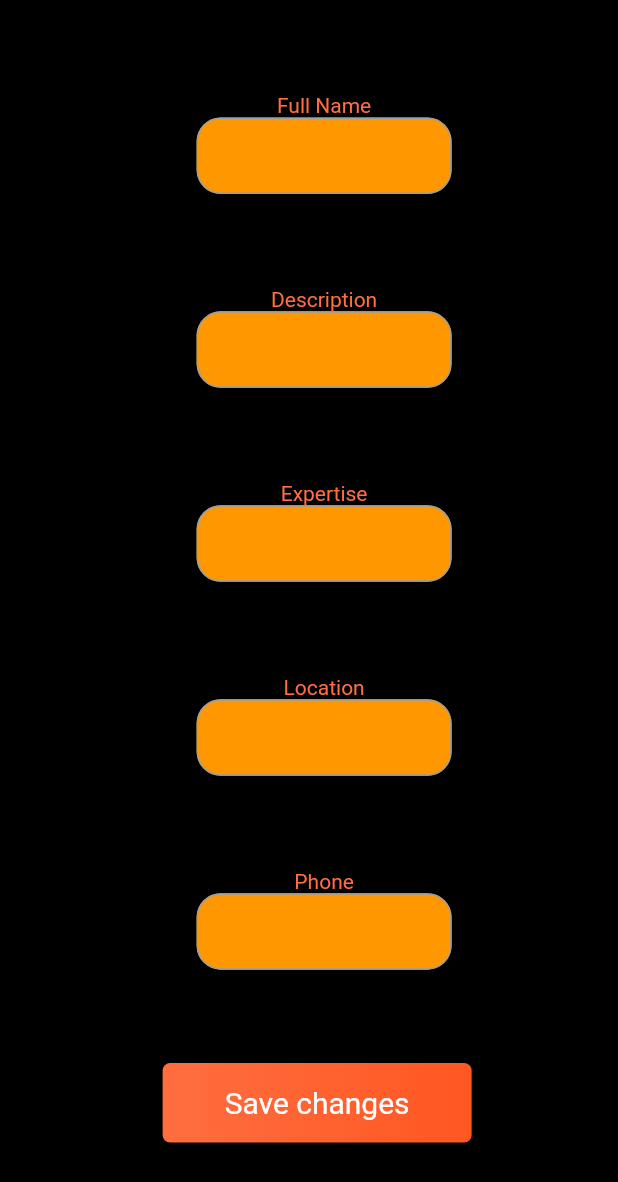
After one commit to atraboulsi27/fistbump, a Flutter app: the EditProfessionalProfile screen opened directly, after a tap on "Save changes", on a phone screen of 412 x 824 dp. The commit adds this screen. Shown: the top 1182 px of the screen. Run offline on Flutter 3.47's test engine with Material 2 defaults, Android fonts, the phone set to English and light mode, and no system bars; our stand-ins replace cloud_firestore, firebase_auth, firebase_core, firebase_storage, image_picker, permission_handler and 1 more; missing offline and left inert: cloud_firestore_web, firebase_auth_web, firebase_core_web, mailer; accounts and stored records are empty.

Commit message:
finished professional profile + editing professional profile

```diff
--- a/lib/repository/profile_repository.dart
+++ b/lib/repository/profile_repository.dart
@@ -2,6 +2,7 @@ import 'package:cloud_firestore/cloud_firestore.dart';
 import 'package:fistbump/models/profile_model.dart';
 import 'package:firebase_auth/firebase_auth.dart';
 import 'package:firebase_core/firebase_core.dart';
+import 'package:flutter/src/widgets/editable_text.dart';
 
 class ProfileRepository {
   final FirebaseFirestore _firestore = FirebaseFirestore.instance;
@@ -136,6 +137,18 @@ class ProfileRepository {
     });
   }
 
+  Future<void> insertProfessionalPhotoUrl(String email, String url) {
+    return _firestore
+        .collection('profiles')
+        .where('email', isEqualTo: email)
+        .get()
+        .then((querySnapshot) {
+      querySnapshot.docs.forEach((documentSnapshot) {
+        documentSnapshot.reference.update({"imageLink": url});
+      });
+    });
+  }
+
   Future<void> insertUserProfile(String email, String sex, String age) {
     return _firestore
         .collection('users')
@@ -147,17 +160,45 @@ class ProfileRepository {
       });
     });
   }
-  Future<void> updateUserProfile(String email, String sex, String age, String name) {
+
+  Future<void> updateUserProfile(
+      String email, String sex, String age, String name) {
     return _firestore
         .collection('users')
         .where('email', isEqualTo: email)
         .get()
         .then((querySnapshot) {
       querySnapshot.docs.forEach((documentSnapshot) {
-        documentSnapshot.reference.update({"Sex": sex, "Age": age, "name": name});
+        documentSnapshot.reference
+            .update({"Sex": sex, "Age": age, "name": name});
       });
     });
   }
+
+  Future<void> updateProfessionalProfile(
+      String email,
+      String name,
+      String expertise,
+      String description,
+      String location,
+      String phone) {
+    return _firestore
+        .collection('profiles')
+        .where('email', isEqualTo: email)
+        .get()
+        .then((querySnapshot) {
+      querySnapshot.docs.forEach((documentSnapshot) {
+        documentSnapshot.reference.update({
+          "description": description,
+          "location": location,
+          "phone": phone,
+          "name": name,
+          "expertise": expertise
+        });
+      });
+    });
+  }
+
   void addPending(String id, List appointment) {
     try {
       Map appt() {
@@ -266,8 +307,6 @@ class ProfileRepository {
       print(e);
     }
   }
-
-
 }
 
 class Authentication {
@@ -292,6 +331,7 @@ class Authentication {
     try {
       UserCredential user =
           await auth.signInWithEmailAndPassword(email: email, password: pass);
+      return true;
     } on FirebaseAuthException catch (e) {
       switch (e.code) {
         case "wrong-password":
@@ -315,7 +355,8 @@ String user_name = "";
 String user_email = "";
 String user_sex = "";
 String user_age = "";
-String user_photo = "https://i2.wp.com/airlinkflight.org/wp-content/uploads/2019/02/male-placeholder-image.jpeg?ssl=1";
+String user_photo =
+    "https://i2.wp.com/airlinkflight.org/wp-content/uploads/2019/02/male-placeholder-image.jpeg?ssl=1";
 List pending_appts = [];
 List accepted_appts = [];
 
--- /dev/null
+++ b/lib/screens/edit_professionalprofile.dart
@@ -0,0 +1,137 @@
+import 'package:flutter/material.dart';
+import 'package:fistbump/repository/profile_repository.dart';
+import 'ProfessionalMenu.dart';
+import 'profile_p.dart';
+
+class EditProfessionalProfile extends StatefulWidget {
+  _EditProfessionalProfile createState() => _EditProfessionalProfile();
+}
+
+class _EditProfessionalProfile extends State<EditProfessionalProfile> {
+  @override
+  final ProfileRepository repository = ProfileRepository();
+
+  TextEditingController nameController =
+      TextEditingController(text: profile.name);
+  TextEditingController expertiseController =
+      TextEditingController(text: profile.expertise);
+  TextEditingController descriptionController =
+      TextEditingController(text: profile.description);
+  TextEditingController locationController =
+      TextEditingController(text: profile.location);
+  TextEditingController phoneController =
+      TextEditingController(text: profile.phone);
+
+  Widget _submitButton() {
+    return InkWell(
+      onTap: () {
+        repository.updateProfessionalProfile(
+            profile.email!,
+            nameController.text.trim(),
+            expertiseController.text.trim(),
+            descriptionController.text.trim(),
+            locationController.text.trim(),
+          phoneController.text.trim()
+            );
+        Navigator.of(context)
+            .push(MaterialPageRoute(builder: (context) => ProfessionalPage()));
+      },
+      child: Container(
+        width: MediaQuery.of(context).size.width / 2,
+        padding: EdgeInsets.symmetric(vertical: 15),
+        alignment: Alignment.center,
+        decoration: BoxDecoration(
+            borderRadius: BorderRadius.all(Radius.circular(5)),
+            boxShadow: <BoxShadow>[
+//            BoxShadow(
+//                color: Colors.grey.shade200,
+//                offset: Offset(2, 4),
+//                blurRadius: 5,
+//                spreadRadius: 2)
+            ],
+            gradient: LinearGradient(
+                begin: Alignment.centerLeft,
+                end: Alignment.centerRight,
+                colors: [Colors.deepOrangeAccent.shade200, Colors.deepOrange])),
+        child: Text(
+          'Save changes',
+          style: TextStyle(fontSize: 20, color: Colors.white),
+        ),
+      ),
+    );
+  }
+
+  Widget _title() {
+    return RichText(
+      textAlign: TextAlign.center,
+      text: TextSpan(
+        text: 'Edit Professional Information',
+        style: TextStyle(
+          fontSize: 23,
+          fontWeight: FontWeight.w700,
+          color: Colors.deepOrangeAccent,
+        ),
+      ),
+    );
+  }
+
+  Widget _entryField(
+    String title,
+    TextEditingController controller,
+  ) {
+    var size = MediaQuery.of(context).size.width / 3.5;
+    return Padding(
+      padding: EdgeInsets.fromLTRB(size, 0, 0, 0),
+      child: Column(
+        children: [
+          SizedBox(width: 80),
+          Column(
+            children: [
+              Container(
+                child: Text(
+                  title,
+                  style: TextStyle(color: Colors.deepOrangeAccent),
+                ),
+              ),
+            ],
+          ),
+          SizedBox(width: 20),
+          Column(
+            children: [
+              Container(
+                width: 170,
+                child: TextField(
+                  controller: controller,
+                  decoration:
+                      InputDecoration(fillColor: Colors.orange, filled: true),
+                ),
+              ),
+            ],
+          ),
+          SizedBox(
+            width: 10,
+          ),
+        ],
+      ),
+    );
+  }
+
+  Widget build(BuildContext context) {
+    var size = MediaQuery.of(context).size.width / 3.8;
+    return Scaffold(
+        body: Column(
+      mainAxisAlignment: MainAxisAlignment.spaceEvenly,
+      children: <Widget>[
+        _entryField("Full Name", nameController),
+        _entryField("Description", descriptionController),
+        _entryField("Expertise", expertiseController),
+        _entryField("Location", locationController),
+        _entryField("Phone", phoneController),
+        Padding(
+          padding: EdgeInsets.fromLTRB(size, 0, 0, 0),
+          child: _submitButton(),
+        )
+      ],
+    ));
+  }
+}
--- a/lib/screens/profile.dart
+++ b/lib/screens/profile.dart
@@ -1,10 +1,11 @@
-import 'dart:io';
 import 'package:flutter/material.dart';
 import 'package:fistbump/repository/profile_repository.dart';
 import 'edit_userprofile.dart';
 import 'package:image_picker/image_picker.dart';
 import 'package:permission_handler/permission_handler.dart';
 import 'package:firebase_storage/firebase_storage.dart';
+import 'dart:io';
+
 
 class ProfilePage extends StatefulWidget {
   _ProfilePage createState() => _ProfilePage();
```
Also changed, not shown: lib/screens/login_page.dart (+4 -3 lines), lib/screens/profile_p.dart (+103 -12 lines), 1 other file.
